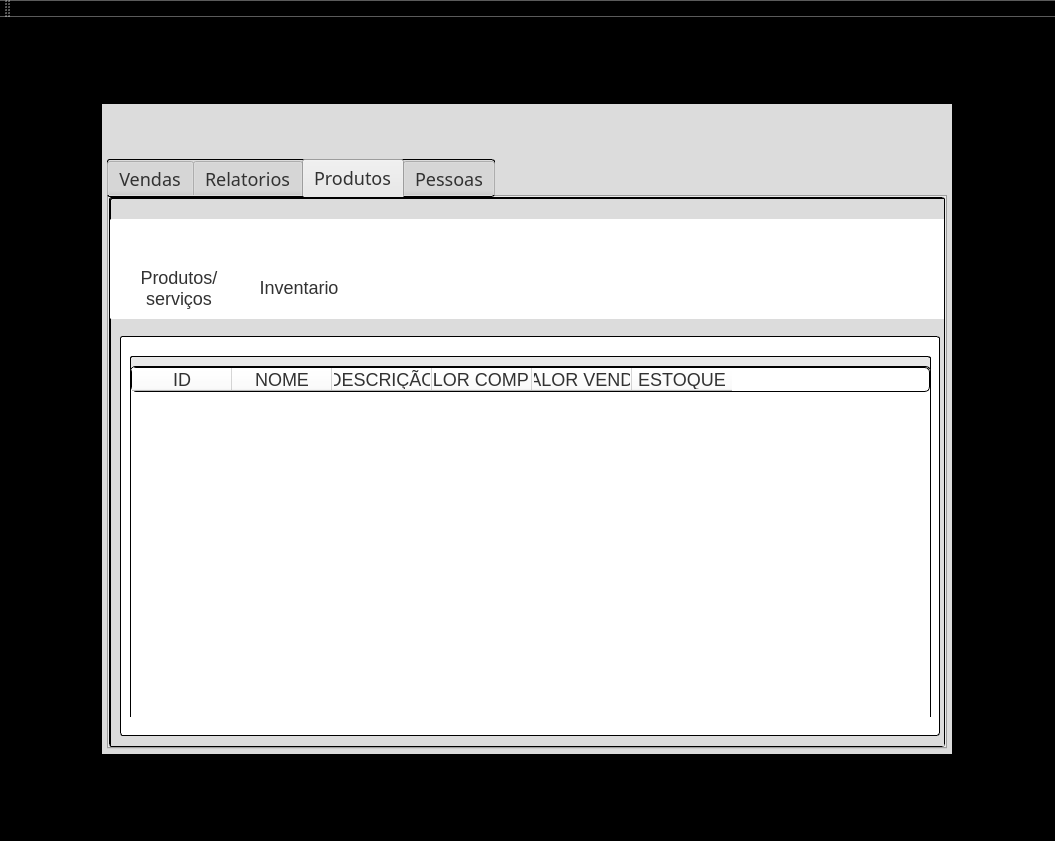
Qt form tl_principal.ui (italogax/reponoDesktop) before a commit.
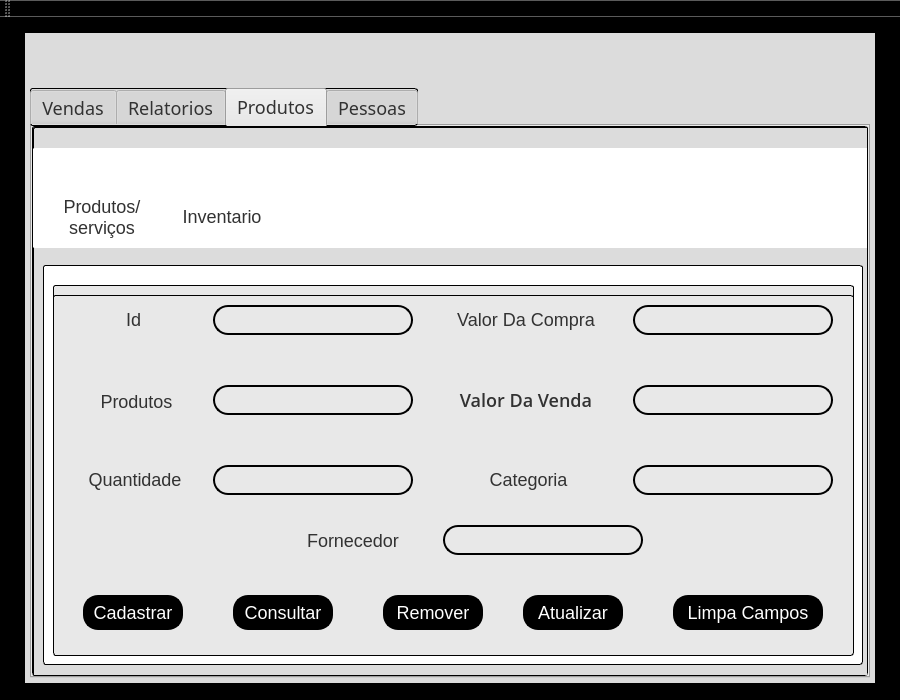
The same form after that commit. The open tabs and pages were chosen to show the change. Icons and pictures are not drawn.

The edit to the form file:
```diff
--- a/tl_principal.ui
+++ b/tl_principal.ui
@@ -6,8 +6,8 @@
    <rect>
     <x>0</x>
     <y>0</y>
-    <width>1055</width>
-    <height>841</height>
+    <width>900</width>
+    <height>700</height>
    </rect>
   </property>
   <property name="minimumSize">
@@ -1823,11 +1823,77 @@
                <property name="frameShadow">
                 <enum>QFrame::Raised</enum>
                </property>
+               <widget class="QWidget" name="fr_inventario" native="true">
+                <property name="geometry">
+                 <rect>
+                  <x>10</x>
+                  <y>20</y>
+                  <width>801</width>
+                  <height>361</height>
+                 </rect>
+                </property>
+                <property name="styleSheet">
+                 <string notr="true">background-color: rgb(232, 232, 232);</string>
+                </property>
+                <widget class="QTableWidget" name="tab_inventario">
+                 <property name="geometry">
+                  <rect>
+                   <x>0</x>
+                   <y>10</y>
+                   <width>801</width>
+                   <height>361</height>
+                  </rect>
+                 </property>
+                 <property name="styleSheet">
+                  <string notr="true">background-color: rgb(255, 255, 255);
+font: 12px &quot;Arial&quot;;
+border-style: outset;
+border-width: 1px;
+border-radius: 5px;
+border-color: black;</string>
+                 </property>
+                 <column>
+                  <property name="text">
+                   <string>ID</string>
+                  </property>
+                 </column>
+                 <column>
+                  <property name="text">
+                   <string>NOME</string>
+                  </property>
+                 </column>
+                 <column>
+                  <property name="text">
+                   <string>DESCRIÇÃO</string>
+                  </property>
+                 </column>
+                 <column>
+                  <property name="text">
+                   <string>FORNECEDOR</string>
+                  </property>
+                 </column>
+                 <column>
+                  <property name="text">
+                   <string>VALOR COMPRA</string>
+                  </property>
+                 </column>
+                 <column>
+                  <property name="text">
+                   <string>VALOR VENDA</string>
+                  </property>
+                 </column>
+                 <column>
+                  <property name="text">
+                   <string>ESTOQUE</string>
+                  </property>
+                 </column>
+                </widget>
+               </widget>
                <widget class="QFrame" name="fr_produtos">
                 <property name="geometry">
                  <rect>
                   <x>10</x>
-                  <y>20</y>
+                  <y>30</y>
                   <width>801</width>
                   <height>361</height>
                  </rect>
@@ -1995,7 +2061,7 @@
                  <property name="geometry">
                   <rect>
                    <x>13</x>
-                   <y>161</y>
+                   <y>95</y>
                    <width>141</width>
                    <height>23</height>
                   </rect>
@@ -2016,7 +2082,7 @@
                  <property name="geometry">
                   <rect>
                    <x>160</x>
-                   <y>156</y>
+                   <y>90</y>
                    <width>200</width>
                    <height>30</height>
                   </rect>
@@ -2051,7 +2117,7 @@
                  <property name="geometry">
                   <rect>
                    <x>12</x>
-                   <y>240</y>
+                   <y>174</y>
                    <width>140</width>
                    <height>21</height>
                   </rect>
@@ -2072,7 +2138,7 @@
                  <property name="geometry">
                   <rect>
                    <x>360</x>
-                   <y>80</y>
+                   <y>14</y>
                    <width>231</width>
                    <height>21</height>
                   </rect>
@@ -2099,7 +2165,7 @@
                  <property name="geometry">
                   <rect>
                    <x>368</x>
-                   <y>160</y>
+                   <y>94</y>
                    <width>210</width>
                    <height>21</height>
                   </rect>
@@ -2129,7 +2195,7 @@
                  <property name="geometry">
                   <rect>
                    <x>360</x>
-                   <y>230</y>
+                   <y>164</y>
                    <width>231</width>
                    <height>41</height>
                   </rect>
@@ -2150,7 +2216,7 @@
                  <property name="geometry">
                   <rect>
                    <x>160</x>
-                   <y>236</y>
+                   <y>170</y>
                    <width>200</width>
                    <height>30</height>
                   </rect>
@@ -2185,7 +2251,7 @@
                  <property name="geometry">
                   <rect>
                    <x>580</x>
-                   <y>76</y>
+                   <y>10</y>
                    <width>200</width>
                    <height>30</height>
                   </rect>
@@ -2220,7 +2286,7 @@
                  <property name="geometry">
                   <rect>
                    <x>580</x>
-                   <y>156</y>
+                   <y>90</y>
                    <width>200</width>
                    <height>30</height>
                   </rect>
@@ -2255,7 +2321,7 @@
                  <property name="geometry">
                   <rect>
                    <x>580</x>
-                   <y>236</y>
+                   <y>170</y>
                    <width>200</width>
                    <height>30</height>
                   </rect>
@@ -2290,7 +2356,7 @@
                  <property name="geometry">
                   <rect>
                    <x>30</x>
-                   <y>80</y>
+                   <y>14</y>
                    <width>101</width>
                    <height>21</height>
                   </rect>
@@ -2311,7 +2377,7 @@
                  <property name="geometry">
                   <rect>
                    <x>160</x>
-                   <y>76</y>
+                   <y>10</y>
                    <width>200</width>
                    <height>30</height>
                   </rect>
@@ -2442,66 +2508,61 @@
                   <string>Limpa Campos</string>
                  </property>
                 </widget>
-               </widget>
-               <widget class="QWidget" name="fr_inventario" native="true">
-                <property name="geometry">
-                 <rect>
-                  <x>10</x>
-                  <y>20</y>
-                  <width>801</width>
-                  <height>361</height>
-                 </rect>
-                </property>
-                <property name="styleSheet">
-                 <string notr="true">background-color: rgb(232, 232, 232);</string>
-                </property>
-                <widget class="QTableWidget" name="tab_inventario">
+                <widget class="QLineEdit" name="ent_fornecedor_pro">
                  <property name="geometry">
                   <rect>
-                   <x>0</x>
-                   <y>10</y>
-                   <width>801</width>
-                   <height>361</height>
+                   <x>390</x>
+                   <y>230</y>
+                   <width>200</width>
+                   <height>30</height>
                   </rect>
                  </property>
+                 <property name="minimumSize">
+                  <size>
+                   <width>200</width>
+                   <height>30</height>
+                  </size>
+                 </property>
+                 <property name="maximumSize">
+                  <size>
+                   <width>400</width>
+                   <height>16777215</height>
+                  </size>
+                 </property>
                  <property name="styleSheet">
-                  <string notr="true">background-color: rgb(255, 255, 255);
-font: 12px &quot;Arial&quot;;
+                  <string notr="true">QLineEdit {
 border-style: outset;
-border-width: 1px;
-border-radius: 5px;
-border-color: black;</string>
+border-width: 2px;
+border-radius: 15px;
+border-color: black;
+font: 87 12pt &quot;Segoe UI Black&quot;;
+	color: rgb(0, 0, 0);
+}</string>
                  </property>
-                 <column>
-                  <property name="text">
-                   <string>ID</string>
-                  </property>
-                 </column>
-                 <column>
-                  <property name="text">
-                   <string>NOME</string>
-                  </property>
-                 </column>
-                 <column>
-                  <property name="text">
-                   <string>DESCRIÇÃO</string>
-                  </property>
-                 </column>
-                 <column>
-                  <property name="text">
-                   <string>VALOR COMPRA</string>
-                  </property>
-                 </column>
-                 <column>
-                  <property name="text">
-                   <string>VALOR VENDA</string>
-                  </property>
-                 </column>
-                 <column>
-                  <property name="text">
-                   <string>ESTOQUE</string>
-                  </property>
-                 </column>
+                 <property name="alignment">
+                  <set>Qt::AlignCenter</set>
+                 </property>
+                </widget>
+                <widget class="QLabel" name="label_fornecedor_pro">
+                 <property name="geometry">
+                  <rect>
+                   <x>230</x>
+                   <y>235</y>
+                   <width>140</width>
+                   <height>21</height>
+                  </rect>
+                 </property>
+                 <property name="styleSheet">
+                  <string notr="true">font: 81 8pt &quot;Rockwell Extra Bold&quot;;
+font: 63 14pt &quot;Open Sans Semibold&quot;;
+border:noborder;</string>
+                 </property>
+                 <property name="text">
+                  <string>Fornecedor</string>
+                 </property>
+                 <property name="alignment">
+                  <set>Qt::AlignCenter</set>
+                 </property>
                 </widget>
                </widget>
               </widget>
```
Left out of the diff: 36 changed lines with no effect on the pictures.
